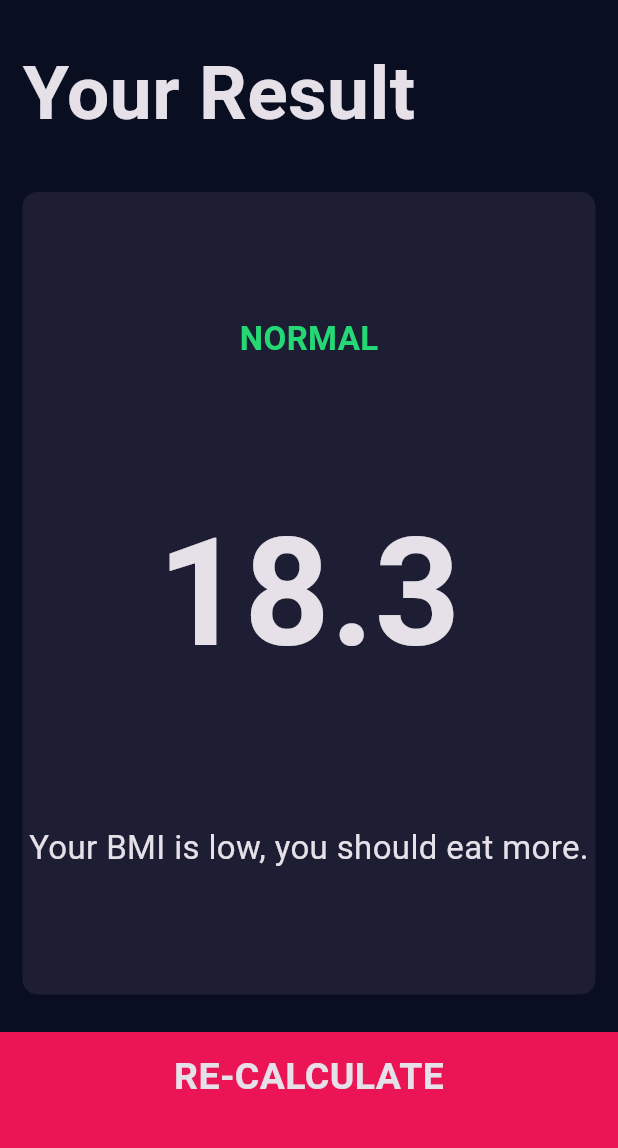
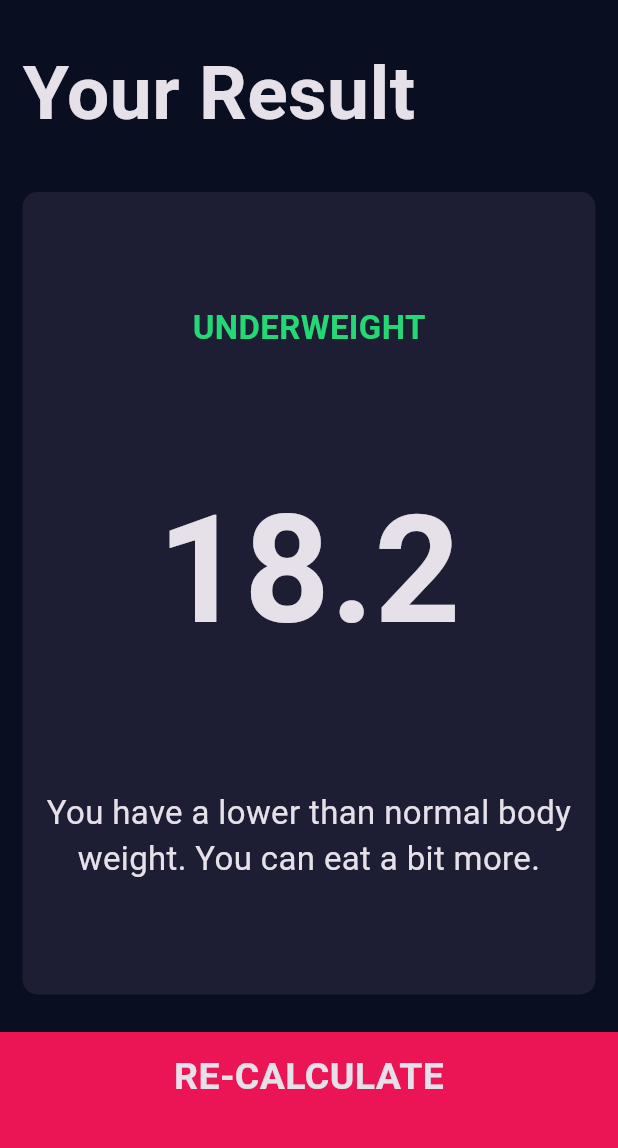
Before and after one commit to aminebenjebli/BMI-Calculator, a Flutter app: the screen it shows after launch, after a tap on "CALCULATE", on a phone screen of 412 x 824 dp, the part 84-1232 px from its top. Run offline on Flutter 3.47's test engine with Material 3 defaults, Android fonts, the phone set to English and light mode, and no system bars; our stand-ins replace font_awesome_flutter.

Commit message:
Implement CalculatorBrain class and integrate BMI calculation in ResultsPage; update InputPage to pass BMI data.

```diff
--- /dev/null
+++ b/healthapp/lib/calculator_brain.dart
@@ -0,0 +1,30 @@
+import 'dart:math';
+
+class CalculatorBrain {
+  CalculatorBrain({this.height, this.weight});
+  final int? height;
+  final int? weight;
+  double? _bmi;
+  String calculateBMI() {
+    _bmi = weight! / pow(height!/100, 2);
+    return _bmi!.toStringAsFixed(1);
+  }
+  String getResult() {
+    if (_bmi! >= 25) {
+      return 'OVERWEIGHT';
+    } else if (_bmi! > 18.5) {
+      return 'NORMAL';
+    } else {
+      return 'UNDERWEIGHT';
+    }
+  }
+  String getInterpretation() {
+    if (_bmi! >= 25) {
+      return 'You have a higher than normal body weight. Try to exercise more.';
+    } else if (_bmi! > 18.5) {
+      return 'You have a normal body weight. Good job!';
+    } else {
+      return 'You have a lower than normal body weight. You can eat a bit more.';
+    }
+  }
+}
--- a/healthapp/lib/main.dart
+++ b/healthapp/lib/main.dart
@@ -21,4 +21,4 @@ class BMICalculator extends StatelessWidget {
     );
   }
 }
-//128
+//136
--- a/healthapp/lib/screens/input_page.dart
+++ b/healthapp/lib/screens/input_page.dart
@@ -1,5 +1,6 @@
 import 'package:flutter/material.dart';
 import 'package:font_awesome_flutter/font_awesome_flutter.dart';
+import 'package:healthapp/calculator_brain.dart';
 import 'package:healthapp/screens/results_page.dart';
 import 'package:healthapp/widgets/cards.dart';
 import 'package:healthapp/widgets/card_content.dart';
@@ -10,15 +11,14 @@ import 'package:healthapp/widgets/bottom_button.dart';
 
 class InputPage extends StatefulWidget {
   const InputPage({super.key});
-
   @override
   _InputPageState createState() => _InputPageState();
 }
 
 class _InputPageState extends State<InputPage> {
+  Gender? selectedGender;
   int age = 18;
   int height = 180;
-  Gender? selectedGender;
   int weight = 60;
 
   @override
@@ -198,10 +198,12 @@ class _InputPageState extends State<InputPage> {
             BottomButtonNavigation(
                 buttonTitle: 'CALCULATE',
                 onTap: () {
+                  CalculatorBrain calc =
+                      CalculatorBrain(height: height, weight: weight);
                   Navigator.push(
                     context,
                     MaterialPageRoute(
-                      builder: (context) => const ResultsPage(),
+                      builder: (context) =>  ResultsPage(bmiResult: calc.calculateBMI(), resultText: calc.getResult(), interpretation: calc.getInterpretation()),
                     ),
                   );
                 }),
--- a/healthapp/lib/screens/results_page.dart
+++ b/healthapp/lib/screens/results_page.dart
@@ -4,13 +4,16 @@ import 'package:healthapp/widgets/cards.dart';
 import 'package:healthapp/constants/constants.dart';
 
 class ResultsPage extends StatelessWidget {
-  const ResultsPage({super.key});
+  const ResultsPage({super.key, required this.bmiResult, required this.resultText, required this.interpretation});
+  final String bmiResult;
+  final String resultText;
+  final String interpretation;
 
   @override
   Widget build(BuildContext context) {
     return Scaffold(
-        appBar: AppBar(
-          title: Text('BMI CALCULATOR'),
+        appBar:  AppBar(
+          title: const Text('BMI CALCULATOR'),
         ),
         body: Column(
           crossAxisAlignment: CrossAxisAlignment.stretch,
@@ -23,7 +26,7 @@ class ResultsPage extends StatelessWidget {
                 child: const Text('Your Result', style: titleTextStyle),
               ),
             ),
-            const Expanded(
+             Expanded(
               flex: 5,
               child: ReusableCard(
                 colour: activeCardColour,
@@ -32,15 +35,15 @@ class ResultsPage extends StatelessWidget {
                   crossAxisAlignment: CrossAxisAlignment.center,
                   children: <Widget>[
                     Text(
-                      'NORMAL',
+                      resultText,
                       style: resultTextStyle,
                     ),
                     Text(
-                      '18.3',
+                      bmiResult,
                       style: bmiTextStyle,
                     ),
                     Text(
-                      'Your BMI is low, you should eat more.',
+                      interpretation,
                       textAlign: TextAlign.center,
                       style: bodyTextStyle,
                     ),
```
